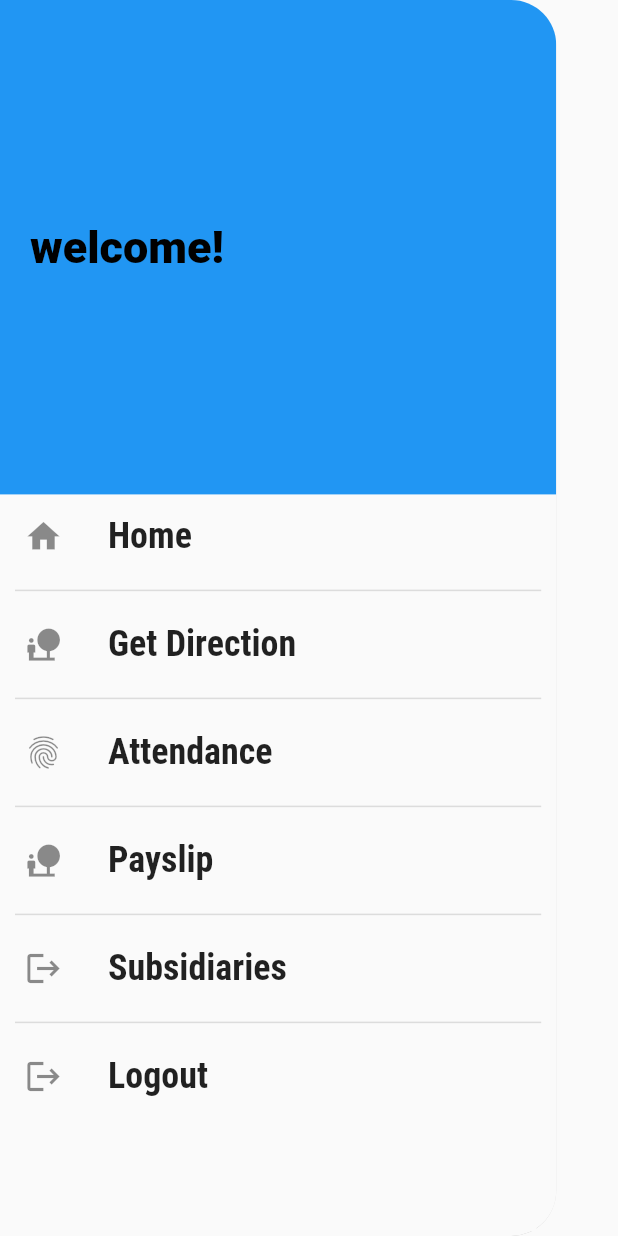
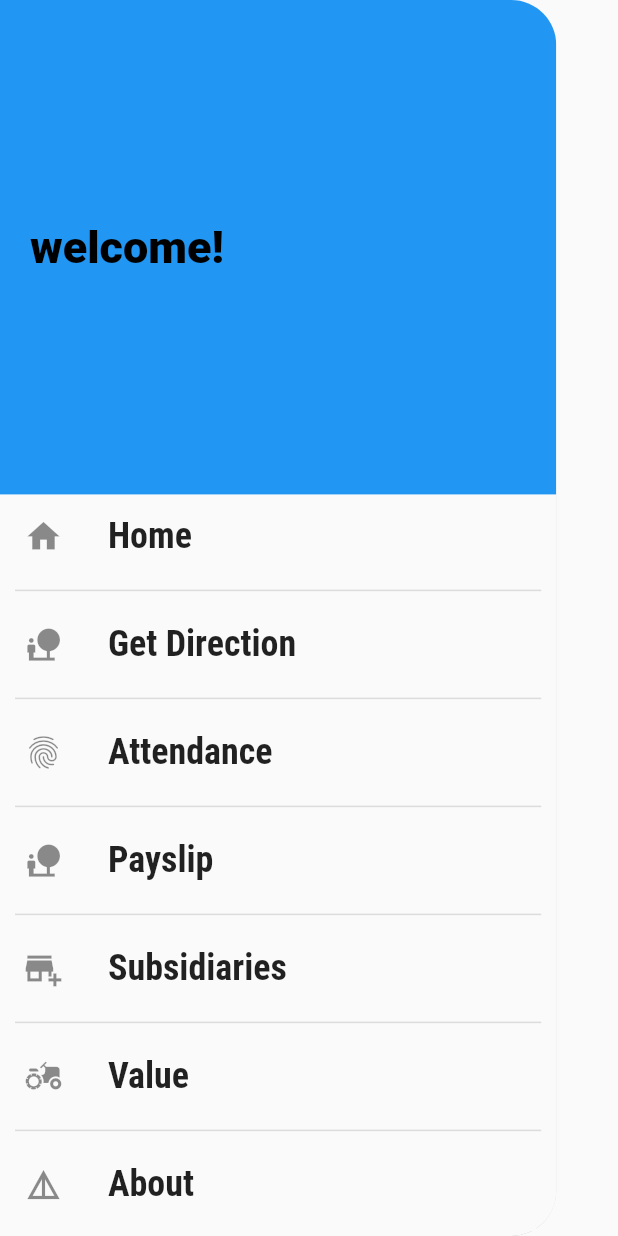
Before and after one commit to ahmedhany-188/Mobile_Flutter_Portal, a Flutter app: the MainDrawer widget shown alone on an empty page, opened directly, on a phone screen of 412 x 824 dp. Run offline on Flutter 3.47's test engine with Material 2 defaults, Android fonts, the phone set to English and light mode, and no system bars; our stand-ins replace animated_splash_screen, badges, bloc, cached_network_image, conditional_builder_null_safety, connectivity_plus and 15 more; missing offline and left inert: android_path_provider, flutter_downloader, sprung; network calls fail.

Commit message:
commit about and values

```diff
--- a/lib/widgets/appbar/basic_appbar.dart
+++ b/lib/widgets/appbar/basic_appbar.dart
@@ -10,6 +10,7 @@ PreferredSizeWidget basicAppBar(BuildContext context, String title){
       statusBarIconBrightness: Brightness.light,
     ),
     title: Text(title),
+    centerTitle: true,
     leading: Builder(
       builder: (context) => IconButton(
         icon: Image.asset('assets/images/logo.png'),
@@ -68,7 +69,7 @@ PreferredSizeWidget basicAppBar(BuildContext context, String title){
     //   //               TextButton(
     //   //                   child: const Text('Add'),
     //   //                   onPressed: () {
-    //   //                     //TODO: Add News
+    //   //
     //   //                     Navigator.pop(context);
     //   //                   }),
     //   //             ],
--- a/lib/widgets/drawer/main_drawer.dart
+++ b/lib/widgets/drawer/main_drawer.dart
@@ -1,4 +1,6 @@
 import 'package:flutter/material.dart';
+import 'package:hassanallamportalflutter/screens/about_value_screen/about_screen.dart';
+import 'package:hassanallamportalflutter/screens/about_value_screen/value_screen.dart';
 import 'package:hassanallamportalflutter/screens/get_direction_screen/get_direction_screen.dart';
 import 'package:hassanallamportalflutter/screens/home_screen/taps_screen.dart';
 import 'package:hassanallamportalflutter/screens/myattendance_screen/attendance_screen.dart';
@@ -121,9 +123,33 @@ class _MainDrawerState extends State<MainDrawer> {
                       ),
                       buildListTile(
                         'Subsidiaries',
-                        Icons.logout,
+                        Icons.add_business_sharp,
                         () {
                           Navigator.of(context).pushNamed(SubsidiariesScreen.routeName);
+                        },
+                      ),
+                      const Divider(
+                        thickness: 1,
+                        indent: 10,
+                        endIndent: 10,
+                      ),
+                      buildListTile(
+                        'Value',
+                        Icons.agriculture_sharp,
+                            () {
+                          Navigator.of(context).pushNamed(ValueScreen.routeName);
+                        },
+                      ),
+                      const Divider(
+                        thickness: 1,
+                        indent: 10,
+                        endIndent: 10,
+                      ),
+                      buildListTile(
+                        'About',
+                        Icons.details,
+                            () {
+                          Navigator.of(context).pushNamed(AboutScreen.routeName);
                         },
                       ),
                       const Divider(
--- a/pubspec.yaml
+++ b/pubspec.yaml
@@ -87,9 +87,9 @@ dev_dependencies:
   # rules and activating additional ones.
   flutter_lints: ^1.0.4
   json_serializable: any
-  build_runner: ^2.1.8
+  build_runner: ^2.1.10
   url_launcher: ^6.0.20
-  dio: ^4.0.4
+  dio: ^4.0.6
 
 # For information on the generic Dart part of this file, see the
 # following page: https://dart.dev/tools/pub/pubspec
@@ -115,7 +115,7 @@ flutter:
     - assets/images/close.png
     - assets/images/shadows.png
     - assets/images/fulllogoblue.png
-    - assets/images/backgroundattendance.jpg
+#    - assets/images/backgroundattendance.jpg
 
   # An image asset can refer to one or more resolution-specific "variants", see
   # https://flutter.dev/assets-and-images/#resolution-aware.
```
Also changed, not shown: lib/config/app_router.dart (+12 -0 lines), lib/data/helpers/assist_function.dart (added, +40 -0 lines), lib/screens/about_value_screen/about_screen.dart (added, +71 -0 lines), lib/screens/about_value_screen/value_screen.dart (added, +50 -0 lines), lib/screens/login_screen/auth_screen.dart (+0 -13 lines).
